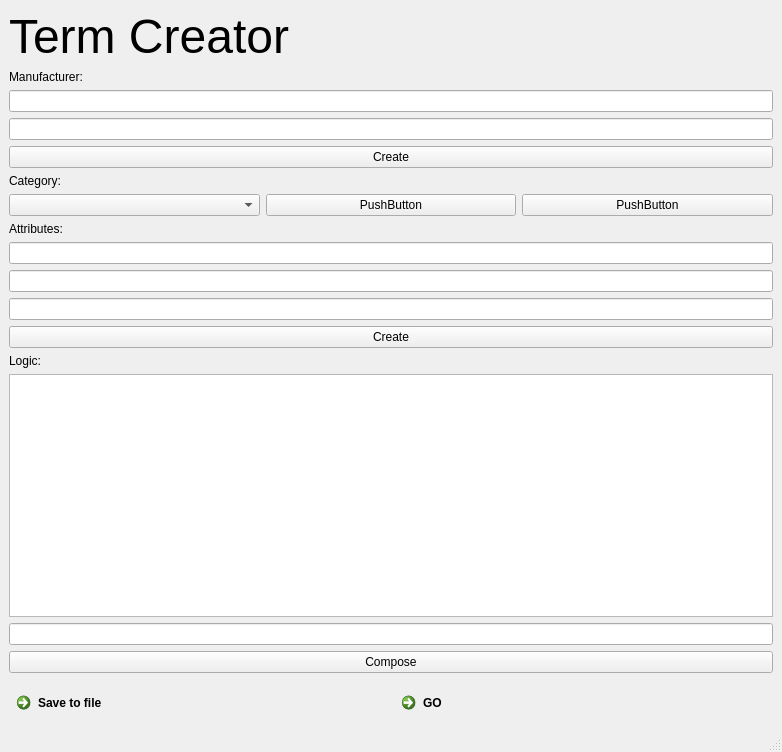
Above: PythonApplication3/test.ui from flaniq/ubiquitous-octo-funicular before the change. Below: the same form after it.
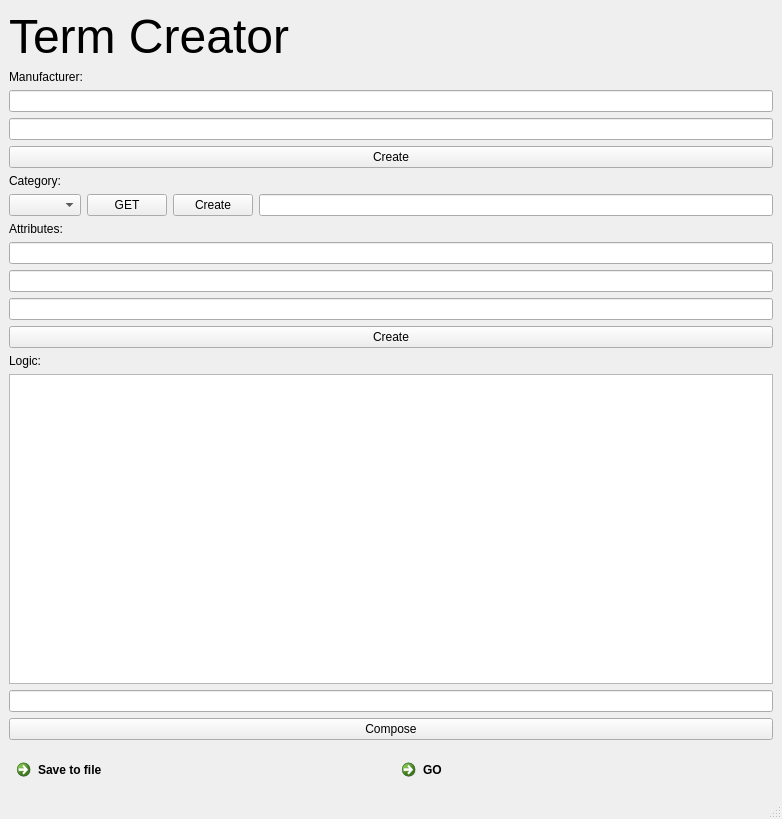
That is the form after the change.

The edit to the form file:
```diff
--- a/PythonApplication3/test.ui
+++ b/PythonApplication3/test.ui
@@ -7,7 +7,7 @@
     <x>0</x>
     <y>0</y>
     <width>782</width>
-    <height>752</height>
+    <height>819</height>
    </rect>
   </property>
   <property name="sizePolicy">
@@ -80,17 +80,20 @@
       <item>
        <widget class="QPushButton" name="pushButton_4">
         <property name="text">
-         <string>PushButton</string>
+         <string>GET</string>
         </property>
        </widget>
       </item>
       <item>
        <widget class="QPushButton" name="pushButton_5">
         <property name="text">
-         <string>PushButton</string>
+         <string>Create</string>
         </property>
        </widget>
       </item>
+      <item>
+       <widget class="QLineEdit" name="lineEdit_9"/>
+      </item>
      </layout>
     </item>
     <item>
```
